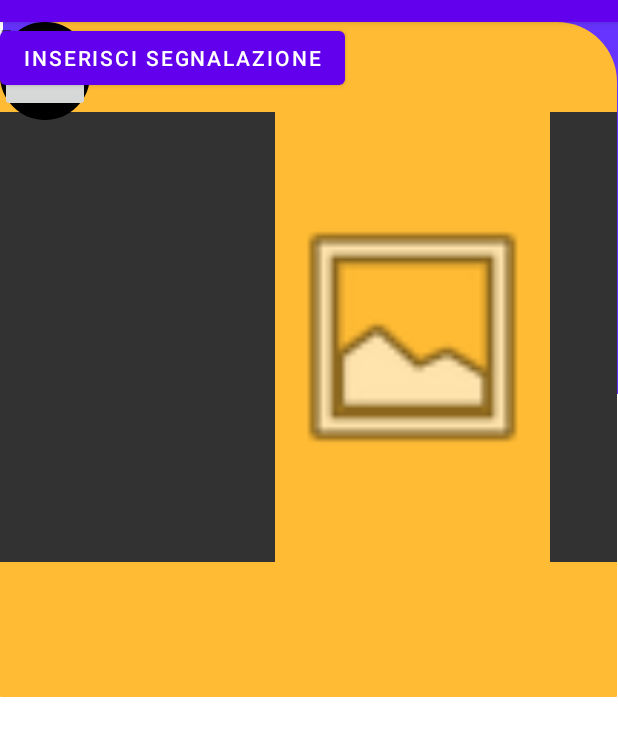
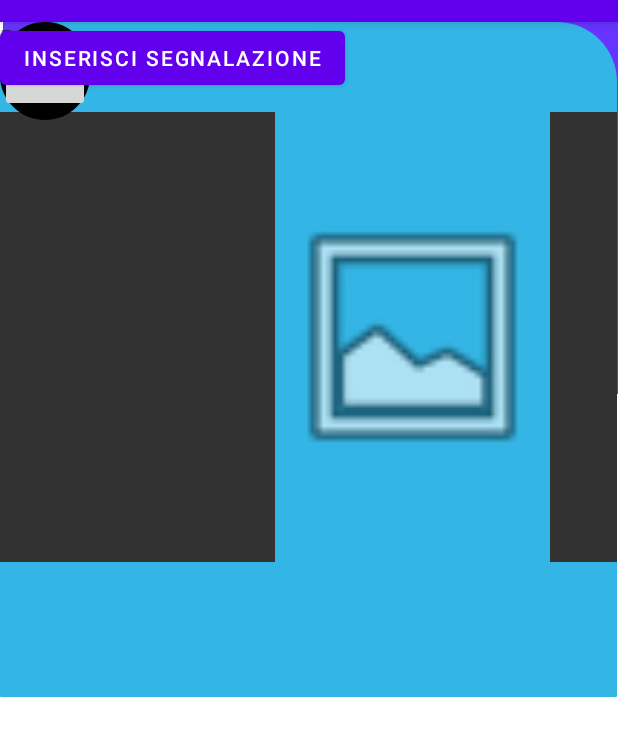
Before and after one commit to GIACOMOLENTINI/Gruppo11-SwanisApp, an Android app: the screen it shows after launch (MainActivity), on a phone screen of 412 x 824 dp, the part 62-818 px from its top. Run offline under Robolectric (Android 15) with nearby library versions, the phone set to English and light mode, and no system bars.

Commit message:
update bg color body

```diff
--- a/app/src/main/res/drawable/layout_bg.xml
+++ b/app/src/main/res/drawable/layout_bg.xml
@@ -1,6 +1,6 @@
 <?xml version="1.0" encoding="utf-8"?>
 <shape xmlns:Android="http://schemas.android.com/apk/res/android">
-    <solid Android:color="@android:color/holo_orange_light"/>
+    <solid Android:color="@android:color/holo_blue_light"/>
     <stroke/>
     <corners Android:topLeftRadius="40dp" Android:topRightRadius="40dp"
         Android:bottomLeftRadius="0.1dp" Android:bottomRightRadius="0.1dp" />
```
